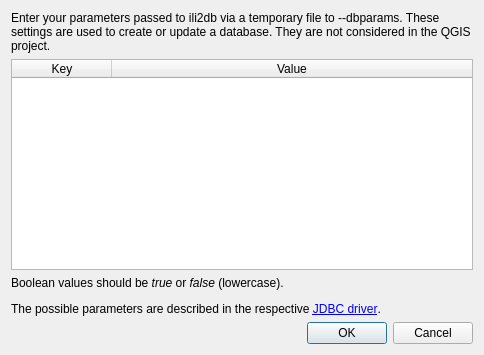
Before: the Qt Designer form QgisModelBaker/ui/dbparam_map.ui in opengisch/QgisModelBaker, drawn with Qt 5.
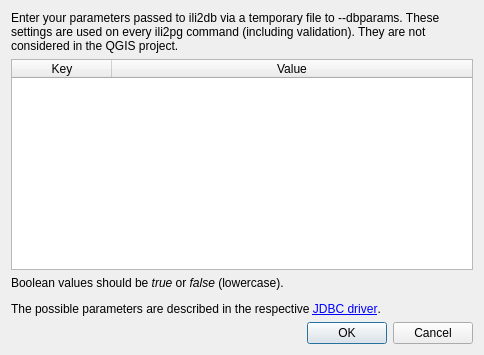
After: the same form once the commit is applied.

Commit message: docu and addional text in dialogs

```diff
--- a/QgisModelBaker/ui/dbparam_map.ui
+++ b/QgisModelBaker/ui/dbparam_map.ui
@@ -17,7 +17,7 @@
    <item row="0" column="0">
     <widget class="QLabel" name="description_label">
      <property name="text">
-      <string>&lt;html&gt;&lt;head/&gt;&lt;body&gt;&lt;p&gt;Enter your parameters passed to ili2db via a temporary file to &lt;span style=&quot; font-family:'monospace';&quot;&gt;--dbparams&lt;/span&gt;. These settings are used to create or update a database. They are not considered in the QGIS project.&lt;/p&gt;&lt;/body&gt;&lt;/html&gt;</string>
+      <string>&lt;html&gt;&lt;head/&gt;&lt;body&gt;&lt;p&gt;Enter your parameters passed to ili2db via a temporary file to &lt;span style=&quot; font-family:'monospace';&quot;&gt;--dbparams&lt;/span&gt;. These settings are used on every ili2pg command (including validation). They are not considered in the QGIS project.&lt;/p&gt;&lt;/body&gt;&lt;/html&gt;</string>
      </property>
      <property name="wordWrap">
       <bool>true</bool>
```
The commit also changes 6 other files.
